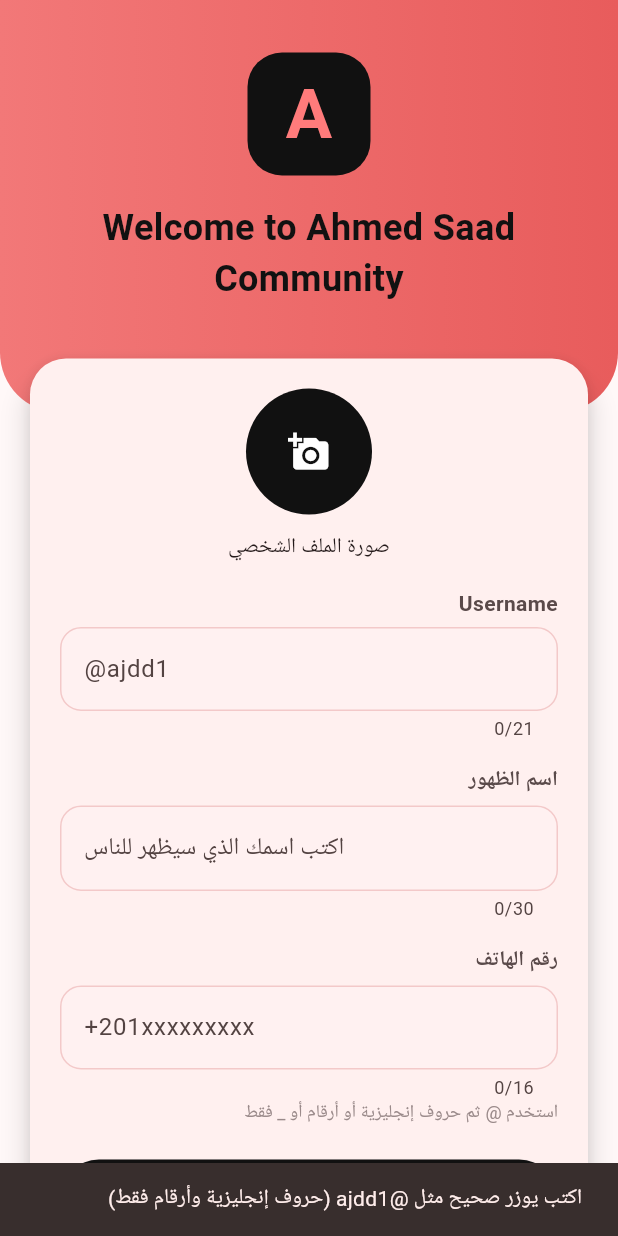
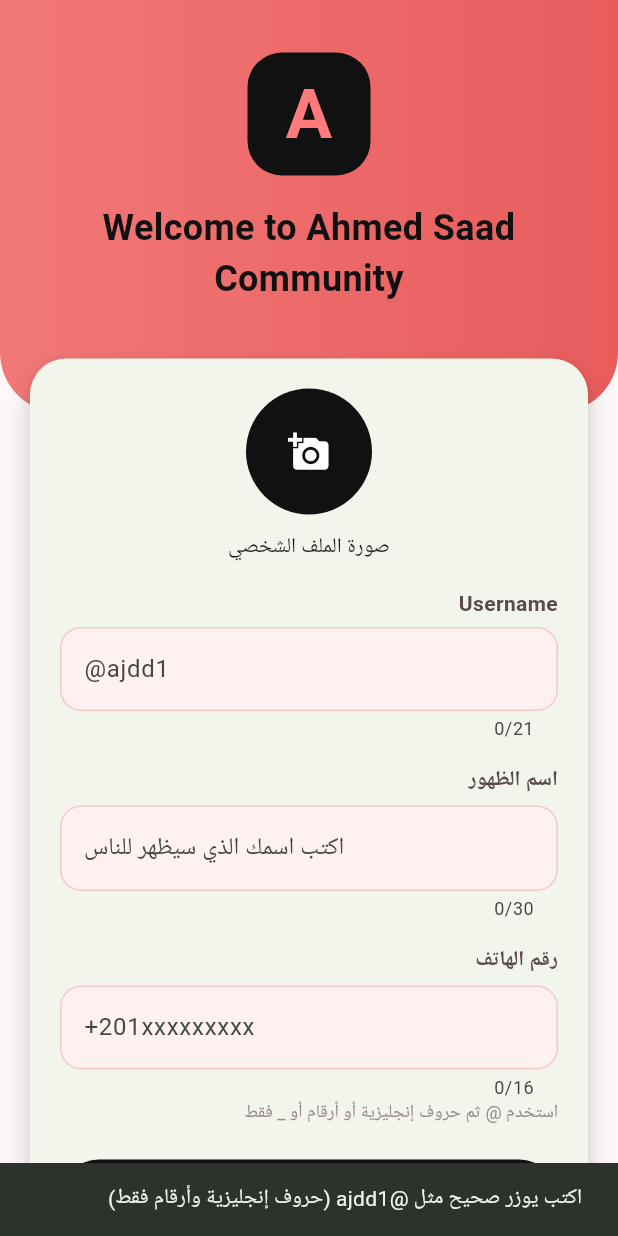
Before and after one commit to mozeg21-jpg/klencod-flutter-Message_mee, a Flutter app: the screen it shows after launch, after a tap on "Continue", on a phone screen of 412 x 824 dp. Run offline on Flutter 3.47's test engine with Material 3 defaults, Android fonts, the phone set to English and light mode, and no system bars; our stand-ins replace audioplayers, device_info_plus, firebase_core, firebase_database, flutter_contacts, flutter_local_notifications and 4 more; missing offline and left inert: flutter_background_service, flutter_sound, flutter_webrtc; accounts and stored records are empty; network calls fail.

Commit message:
Initial commit: 63 files

```diff
--- a/lib/main.dart
+++ b/lib/main.dart
@@ -23,10 +23,22 @@ class AhmedSaadCommunityApp extends StatelessWidget {
   @override
   Widget build(BuildContext context) => MaterialApp(
         debugShowCheckedModeBanner: false,
-        title: 'Ahmed Saad Community',
+        title: 'Ahmed Messenger',
+        themeMode: ThemeMode.system,
         theme: ThemeData(
           useMaterial3: true,
-          colorSchemeSeed: const Color(0xFFE85C5C),
+          brightness: Brightness.light,
+          colorScheme: ColorScheme.fromSeed(seedColor: const Color(0xFF25D366), brightness: Brightness.light),
+          scaffoldBackgroundColor: const Color(0xFFF7F7F7),
+          appBarTheme: const AppBarTheme(backgroundColor: Color(0xFF075E54), foregroundColor: Colors.white),
+        ),
+        darkTheme: ThemeData(
+          useMaterial3: true,
+          brightness: Brightness.dark,
+          colorScheme: ColorScheme.fromSeed(seedColor: const Color(0xFFE53935), brightness: Brightness.dark),
+          scaffoldBackgroundColor: Colors.black,
+          appBarTheme: const AppBarTheme(backgroundColor: Colors.black, foregroundColor: Color(0xFFE53935)),
+          cardColor: const Color(0xFF151515),
         ),
         home: const SplashScreen(),
       );
--- a/lib/screens/chat_screen.dart
+++ b/lib/screens/chat_screen.dart
@@ -543,10 +543,10 @@ class _ChatScreenState extends State<ChatScreen> with TickerProviderStateMixin {
 
   @override
   Widget build(BuildContext context) => Scaffold(
-        backgroundColor: const Color(0xFFFFF8F8),
+        backgroundColor: Theme.of(context).scaffoldBackgroundColor,
         appBar: AppBar(
-          backgroundColor: const Color(0xFFE85C5C),
-          title: const Text('Ahmed Saad Community', style: TextStyle(fontSize: 20, fontWeight: FontWeight.w700)),
+          backgroundColor: Theme.of(context).appBarTheme.backgroundColor,
+          title: const Text('المحادثات', style: TextStyle(fontSize: 20, fontWeight: FontWeight.w700)),
           actions: [
             IconButton(
               onPressed: () => Navigator.push(context, MaterialPageRoute(builder: (_) => const ContactsScreen())),
--- a/lib/screens/contacts_screen.dart
+++ b/lib/screens/contacts_screen.dart
@@ -46,7 +46,7 @@ class _ContactsScreenState extends State<ContactsScreen> {
 
   @override
   Widget build(BuildContext context) => Scaffold(
-    appBar: AppBar(title: const Text('جهات الاتصال'), backgroundColor: const Color(0xFFE85C5C)),
+    appBar: AppBar(title: const Text('جهات الاتصال')),
     body: StreamBuilder<DatabaseEvent>(
       stream: FirebaseDatabase.instance.ref('users').onValue,
       builder: (_, snapshot) {
--- a/lib/screens/group_details_screen.dart
+++ b/lib/screens/group_details_screen.dart
@@ -7,7 +7,7 @@ class GroupDetailsScreen extends StatelessWidget {
 
   @override
   Widget build(BuildContext context) => Scaffold(
-        appBar: AppBar(title: const Text('تفاصيل الجروب'), backgroundColor: const Color(0xFFE85C5C)),
+        appBar: AppBar(title: const Text('تفاصيل الجروب')),
         body: FutureBuilder<DataSnapshot>(
           future: FirebaseDatabase.instance.ref('groups/$groupId').get(),
           builder: (context, snapshot) {
```
Also changed, not shown: lib/screens/community_features_screen.dart (+41 -6 lines), lib/widgets/video_message_widget.dart (+53 -1 lines).
